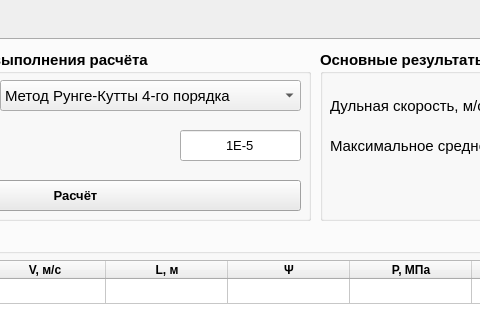
sabbraxcaddabra/IntBalOptimization, file GUI/Analyze/analysis.ui: the form before one commit; both pictures show x 192 to 672 and y 0 to 320 of the 970 by 820 pixel window.
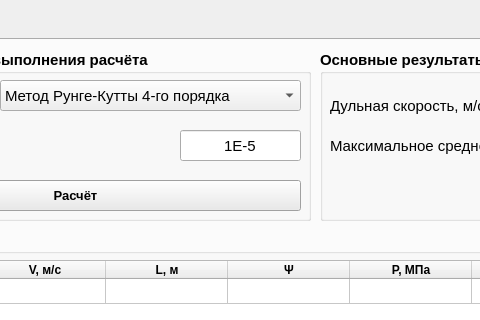
The form after the commit.

Commit message: добавил окно оптимизации, без логики

What changed in the file:
```diff
--- a/GUI/Analyze/analysis.ui
+++ b/GUI/Analyze/analysis.ui
@@ -380,7 +380,7 @@
       </property>
       <property name="font">
        <font>
-        <pointsize>10</pointsize>
+        <pointsize>11</pointsize>
         <weight>50</weight>
         <bold>false</bold>
        </font>
```
The commit also changes 4 other files.
